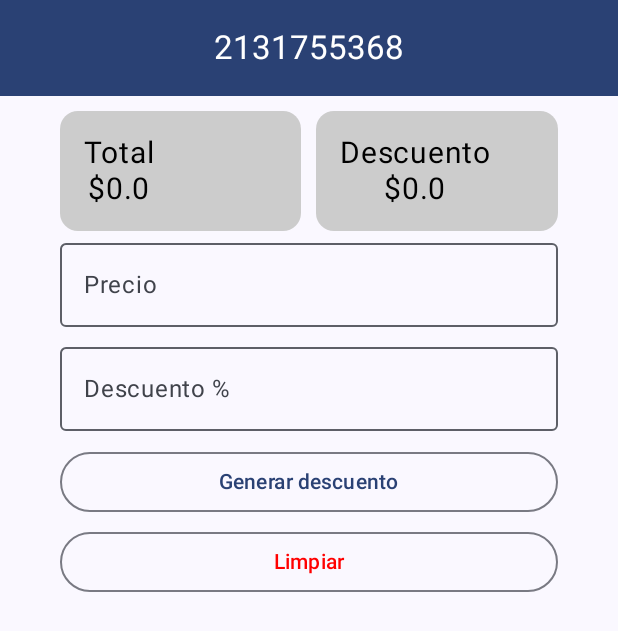
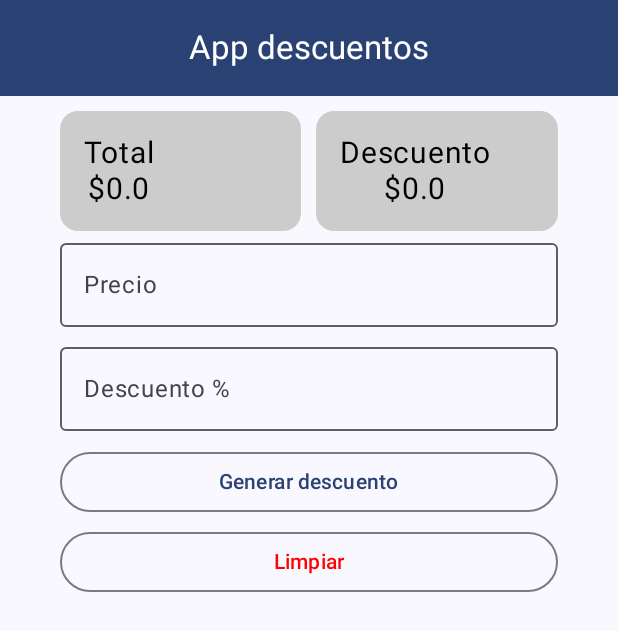
Before and after one commit to robertoinfor/CalculadoraMVVM, an Android app built with Jetpack Compose: the screen it shows after launch (MainActivity), on a phone screen of 412 x 824 dp. Shown: the top 631 px of the screen. Run offline under Robolectric (Android 15) with nearby library versions, the phone set to English and light mode, and no system bars.

Commit message:
Con parametros

```diff
--- a/app/src/main/java/com/example/descuentosapp/views/HomeView.kt
+++ b/app/src/main/java/com/example/descuentosapp/views/HomeView.kt
@@ -35,7 +35,7 @@ import com.example.descuentosapp.viewModels.CalcularViewModel1
 fun HomeView(viewModel1: CalcularViewModel1) {
     Scaffold(topBar = {
         CenterAlignedTopAppBar(
-            title = { Text(text = R.string.title.toString(), color = Color.White) },
+            title = { Text(text = "App descuentos", color = Color.White) },
             colors = TopAppBarDefaults.centerAlignedTopAppBarColors(
                 containerColor = MaterialTheme.colorScheme.primary
             )
```
